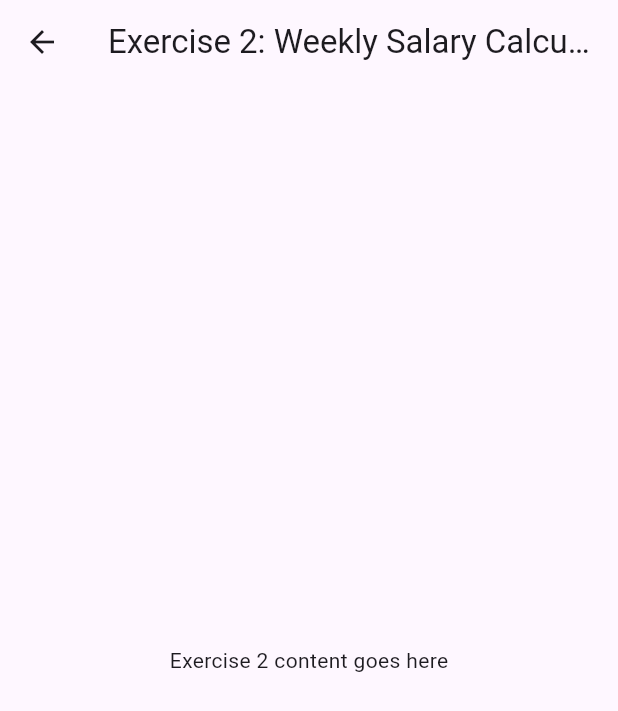
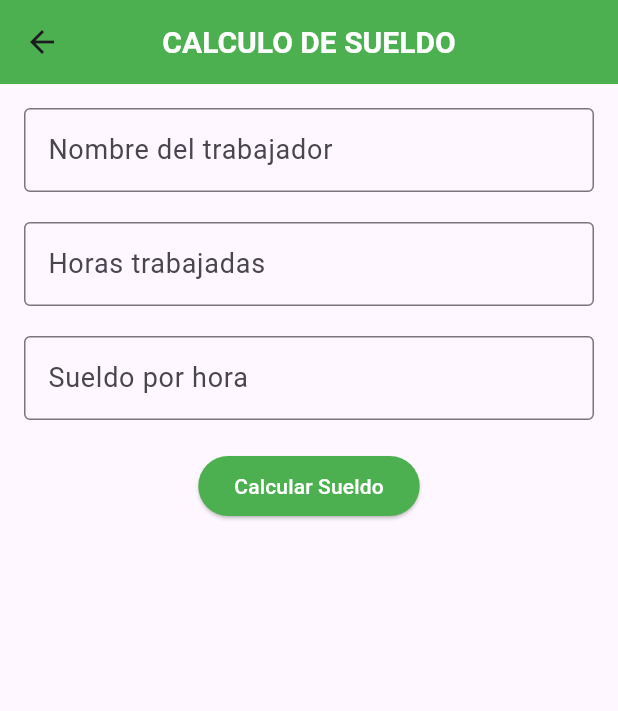
Before and after one commit to TelloCristian98/tarea-controles-basicos, a Flutter app: the ExerciseTwoPage screen opened directly, on a phone screen of 412 x 824 dp. Shown: the top 711 px of the screen. Run offline on Flutter 3.47's test engine with Material 3 defaults, Android fonts, the phone set to English and light mode, and no system bars; Roboto replaces fonts that are missing (CustomFont).

Commit message:
Ejercicio2

```diff
--- a/lib/Layouts/ExerciseTwoPage.dart
+++ b/lib/Layouts/ExerciseTwoPage.dart
@@ -1,16 +1,183 @@
 import 'package:flutter/material.dart';
 
-class ExerciseTwoPage extends StatelessWidget {
-  const ExerciseTwoPage({super.key});
+class ExerciseTwoPage extends StatefulWidget {
+  @override
+  _ExerciseTwoPageState createState() => _ExerciseTwoPageState();
+}
+
+class _ExerciseTwoPageState extends State<ExerciseTwoPage> {
+  final _formKey = GlobalKey<FormState>();
+  final TextEditingController _nombreControlador = TextEditingController();
+  final TextEditingController _horasControlador = TextEditingController();
+  final TextEditingController _tasaControlador = TextEditingController();
+
+  String _resultado = '';
+
+  void _calculateSalary() {
+    if (_formKey.currentState!.validate()) {
+      String nombre = _nombreControlador.text;
+      double horas = double.parse(_horasControlador.text);
+      double tasa = double.parse(_tasaControlador.text);
+
+      double salarioSemanal = horas * tasa;
+      double descuento;
+
+      if (salarioSemanal <= 150) {
+        descuento = salarioSemanal * 0.05;
+      } else if (salarioSemanal <= 300) {
+        descuento = salarioSemanal * 0.07;
+      } else if (salarioSemanal <= 450) {
+        descuento = salarioSemanal * 0.09;
+      } else {
+        descuento = 0;
+      }
+
+      double salarioFinal = salarioSemanal - descuento;
+
+      setState(() {
+        _resultado = 'Nombre: $nombre\n'
+                  'Sueldo Semanal: \$${salarioSemanal.toStringAsFixed(2)}\n'
+                  'Descuento: \$${descuento.toStringAsFixed(2)}\n'
+                  'Sueldo Final: \$${salarioFinal.toStringAsFixed(2)}';
+      });
+    }
+  }
 
   @override
   Widget build(BuildContext context) {
     return Scaffold(
       appBar: AppBar(
-        title: const Text('Exercise 2: Weekly Salary Calculation'),
+        title: const Text("CALCULO DE SUELDO"),
+         backgroundColor: Colors.green,
+          centerTitle: true,
+          titleTextStyle: const TextStyle(
+            fontFamily: 'CustomFont',
+            fontSize: 20,
+            fontWeight: FontWeight.bold,
+          ),
       ),
-      body: Center(
-        child: Text('Exercise 2 content goes here'),
+      body: Padding(
+        padding: const EdgeInsets.all(16.0),
+        child: Form(
+          key: _formKey,
+          child: Column(
+            children: [
+
+              Container(
+                width: 700, // Ajusta esta altura según sea necesario
+                child: TextFormField(
+                  controller: _nombreControlador,
+                  decoration: const InputDecoration(
+                    labelText: 'Nombre del trabajador',
+                    labelStyle: TextStyle(
+                      fontSize: 18,
+                    ),
+                    border: OutlineInputBorder(),
+                    focusedBorder: OutlineInputBorder(
+                      borderSide: BorderSide(color: Colors.green),
+                    ),
+                  ),
+                  validator: (value) {
+                    if (value == null || value.isEmpty) {
+                      return 'Por favor ingrese un nombre';
+                    }
+                    return null;
+                  },
+                ),
+              ),
+
+
+              SizedBox(height: 20),
+
+              Container(
+                width: 700,
+                child: TextFormField (
+                  controller: _horasControlador,
+                  decoration: const InputDecoration(
+                    labelText: 'Horas trabajadas',
+                    labelStyle: TextStyle(
+                        fontSize: 18,
+                      ),
+                      border: OutlineInputBorder(),
+                      focusedBorder: OutlineInputBorder(
+                        borderSide: BorderSide(color: Colors.green),
+                      )
+                    ),
+
+                  keyboardType: TextInputType.number,
+                  validator: (value) {
+                    if (value == null || value.isEmpty) {
+                      return 'Por favor ingrese las horas trabajadas';
+                    }
+                    if (double.tryParse(value) == null) {
+                      return 'Por favor ingrese un número válido';
+                    }
+                    return null;
+                  },
+                ),
+              ),
+
+              SizedBox(height: 20),
+
+              Container(
+                width: 700,
+                child: TextFormField(
+                  controller: _tasaControlador,
+                  decoration: const InputDecoration(
+                    labelText: 'Sueldo por hora',
+                    labelStyle: TextStyle(
+                        fontSize: 18,
+                      ),
+                      border: OutlineInputBorder(),
+                      focusedBorder: OutlineInputBorder(
+                        borderSide: BorderSide(color: Colors.green),
+                      )
+                    ),
+                  keyboardType: TextInputType.number,
+                  validator: (value) {
+                    if (value == null || value.isEmpty) {
+                      return 'Por favor ingrese el sueldo por hora';
+                    }
+                    if (double.tryParse(value) == null) {
+                      return 'Por favor ingrese un número válido';
+                    }
+                    return null;
+                  },
+                ),
+              ),
+
+              const SizedBox(height: 20),
+
+              ElevatedButton(
+                onPressed: _calculateSalary,
+                child: const Text('Calcular Sueldo'),
+                style: ElevatedButton.styleFrom(
+                  foregroundColor: Colors.white,
+                  backgroundColor: Colors.green,
+                ),
+              ),
+
+              const SizedBox(height: 20),
+
+              Center(
+                child: Container(
+                  width: 700,
+                  child: Text(
+                    _resultado,
+                    style: const TextStyle(
+                      fontSize: 16,
+                      fontWeight: FontWeight.bold,
+                      color: Colors.green,
+                      fontFamily: 'CustomFont',
+                    ),
+                    textAlign: TextAlign.center, // Esto asegura que el texto esté centrado dentro del Container
+                  ),
+                ),
+              )
+
+            ],
+          ),
+        ),
       ),
     );
   }
```
